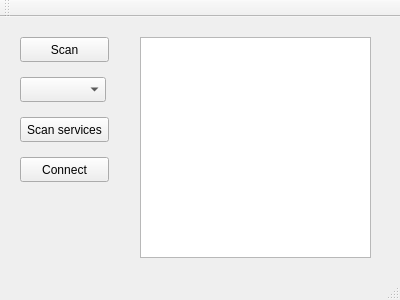
Before: the Qt Designer form mainwindow.ui in AliGhezalAG/KinventApp, drawn with Qt 5.
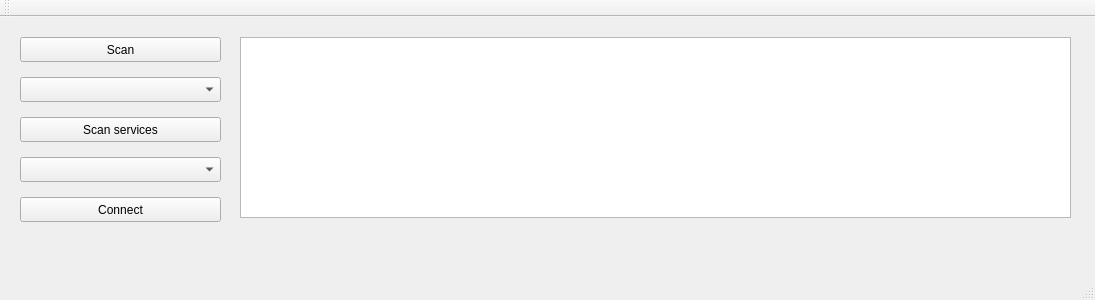
After: the same form once the commit is applied.

```diff
--- a/mainwindow.ui
+++ b/mainwindow.ui
@@ -6,7 +6,7 @@
    <rect>
     <x>0</x>
     <y>0</y>
-    <width>400</width>
+    <width>1095</width>
     <height>300</height>
    </rect>
   </property>
@@ -19,7 +19,7 @@
      <rect>
       <x>20</x>
       <y>20</y>
-      <width>89</width>
+      <width>201</width>
       <height>25</height>
      </rect>
     </property>
@@ -32,7 +32,7 @@
      <rect>
       <x>20</x>
       <y>60</y>
-      <width>86</width>
+      <width>201</width>
       <height>25</height>
      </rect>
     </property>
@@ -41,8 +41,8 @@
     <property name="geometry">
      <rect>
       <x>20</x>
-      <y>140</y>
-      <width>89</width>
+      <y>180</y>
+      <width>201</width>
       <height>25</height>
      </rect>
     </property>
@@ -53,10 +53,10 @@
    <widget class="QTextEdit" name="infosTextEdit">
     <property name="geometry">
      <rect>
-      <x>140</x>
+      <x>240</x>
       <y>20</y>
-      <width>231</width>
-      <height>221</height>
+      <width>831</width>
+      <height>181</height>
      </rect>
     </property>
    </widget>
@@ -65,7 +65,7 @@
      <rect>
       <x>20</x>
       <y>100</y>
-      <width>89</width>
+      <width>201</width>
       <height>25</height>
      </rect>
     </property>
@@ -73,6 +73,16 @@
      <string>Scan services</string>
     </property>
    </widget>
+   <widget class="QComboBox" name="servicesBox">
+    <property name="geometry">
+     <rect>
+      <x>20</x>
+      <y>140</y>
+      <width>201</width>
+      <height>25</height>
+     </rect>
+    </property>
+   </widget>
   </widget>
   <widget class="QMenuBar" name="menuBar">
    <property name="geometry">
```
Left out of the diff: 2 changed lines with no effect on the pictures.
